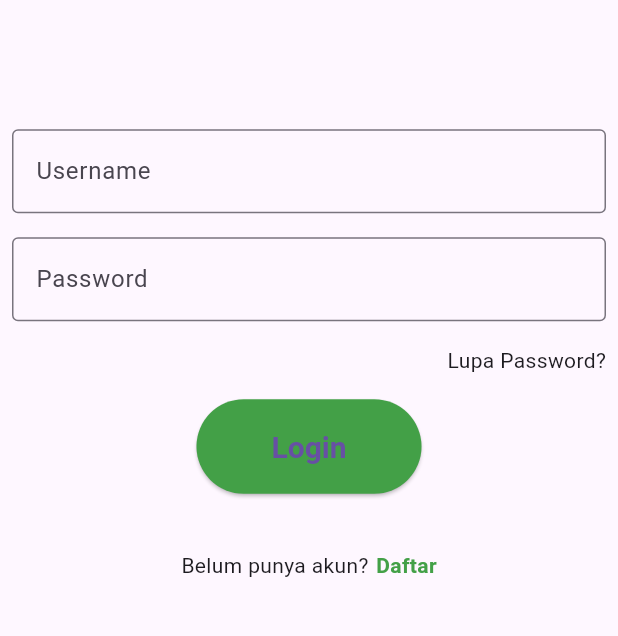
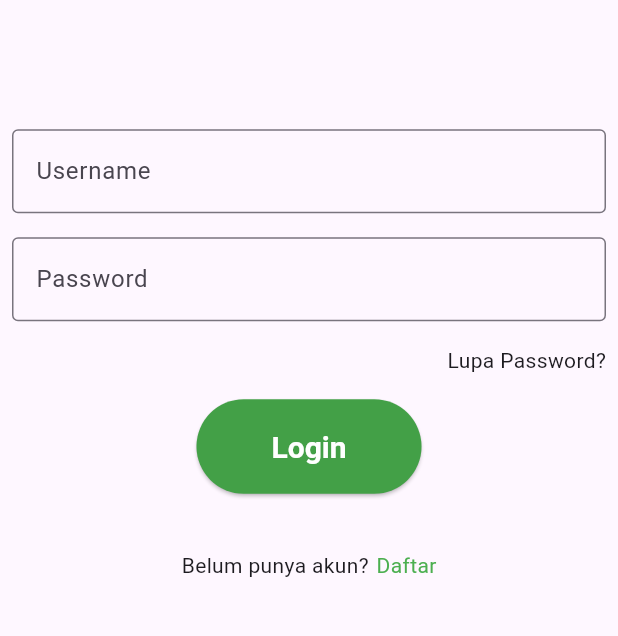
Before and after one commit to uzidreamcode/slicing_ternaxin, a Flutter app: the screen it shows after launch, on a phone screen of 412 x 824 dp, the part 419-1055 px from its top. Run offline on Flutter 3.47's test engine with Material 3 defaults, Android fonts, the phone set to English and light mode, and no system bars; our stand-ins replace carousel_slider, go_router, percent_indicator.

Commit message:
Refactor Login widget layout and update button styles

```diff
--- a/lib/Login.dart
+++ b/lib/Login.dart
@@ -62,14 +62,13 @@ class _LoginState extends State<Login> {
           child: Text('Lupa Password?'),
         ),
 
-        //button
         Padding(
           padding: const EdgeInsets.all(8.0),
           child: ElevatedButton(
             onPressed: () {
               GoRouter.of(context).go('/home');
             },
-            child: Text('Login'),
+            child: Text('Login', style: TextStyle(color: Colors.white)),
             style: ElevatedButton.styleFrom(
               backgroundColor: Colors.green[600],
               padding: EdgeInsets.symmetric(horizontal: 50, vertical: 20),
@@ -92,9 +91,7 @@ class _LoginState extends State<Login> {
             SizedBox(
               width: 5,
             ),
-            Text("Daftar",
-                style: TextStyle(
-                    color: Colors.green[600], fontWeight: FontWeight.bold)),
+            Text("Daftar", style: TextStyle(color: Colors.green)),
           ],
         ),
       ],
```
